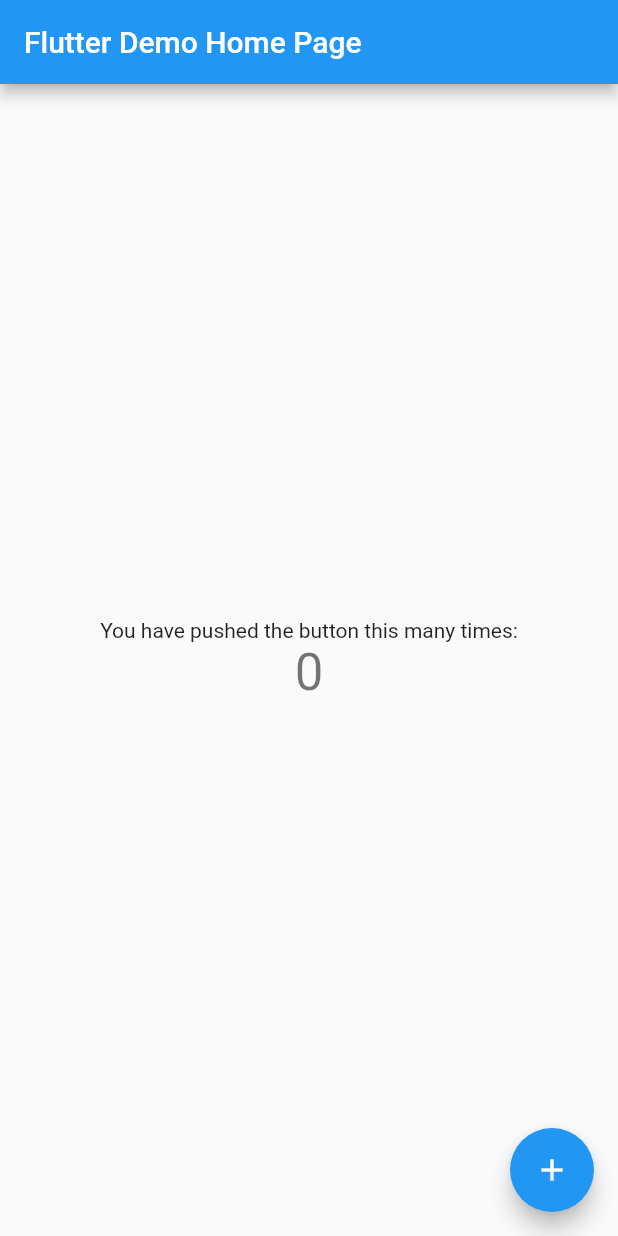
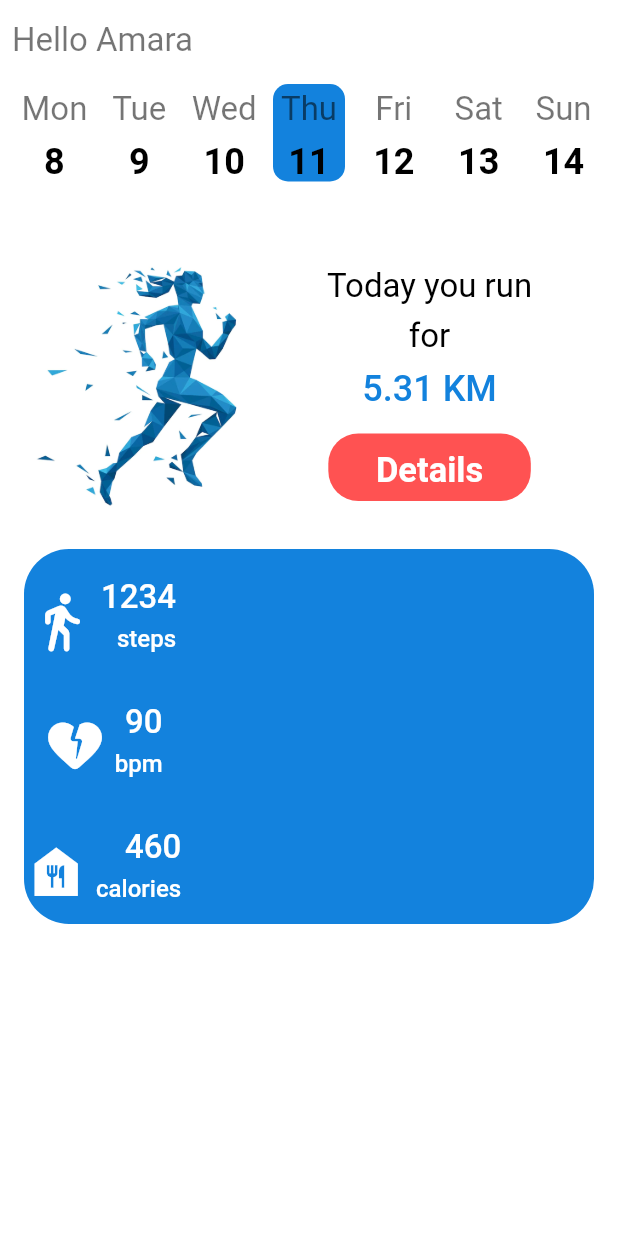
Before and after one commit to sadiksha1000/WorkoutTracker, a Flutter app: the screen it shows after launch, on a phone screen of 412 x 824 dp. Run offline on Flutter 3.47's test engine with Material 2 defaults, Android fonts, the phone set to English and light mode, and no system bars.

Commit message:
Welcome and Home Screen

```diff
--- /dev/null
+++ b/lib/constants/color.dart
@@ -0,0 +1,5 @@
+import 'package:flutter/material.dart';
+
+const Color primaryColor = Color(0x588BAE);
+const Color secondaryColor = Color(0xF94449);
+const Color tertiaryColor = Color(0xFFFFFF);
--- /dev/null
+++ b/lib/constants/theme.dart
@@ -0,0 +1,39 @@
+import 'package:flutter/material.dart';
+import 'package:workout_tracker/constants/color.dart';
+
+ThemeData lightTheme(BuildContext context) {
+  const double elevation = 1.0;
+  const double padding = 16.0;
+  const double radius = 8.0;
+  const int splashTime = 4;
+  return ThemeData(
+    primaryColor: primaryColor,
+    textSelectionTheme: const TextSelectionThemeData(
+      cursorColor: primaryColor,
+    ),
+    textTheme: const TextTheme(
+      caption: TextStyle(height: 1.5),
+      button: TextStyle(height: 1.5),
+      bodyText1: TextStyle(height: 1.5),
+      subtitle1: TextStyle(fontSize: 10, height: 1.5),
+      subtitle2: TextStyle(fontSize: 12, height: 1.5),
+      headline6: TextStyle(fontSize: 14, height: 1.5),
+      headline5: TextStyle(fontSize: 16, height: 1.5),
+      headline4: TextStyle(fontSize: 18, height: 1.5),
+      headline3: TextStyle(fontSize: 20, height: 1.5),
+      headline2: TextStyle(fontSize: 22, height: 1.5),
+      headline1: TextStyle(fontSize: 24, height: 1.5),
+    ),
+    inputDecorationTheme: InputDecorationTheme(
+      enabledBorder: OutlineInputBorder(
+        borderRadius: BorderRadius.circular(radius),
+      ),
+      focusedBorder: OutlineInputBorder(
+        borderRadius: BorderRadius.circular(radius),
+      ),
+      errorBorder: OutlineInputBorder(
+        borderRadius: BorderRadius.circular(radius),
+      ),
+    ),
+  );
+}
--- a/lib/main.dart
+++ b/lib/main.dart
@@ -1,4 +1,7 @@
 import 'package:flutter/material.dart';
+import 'package:workout_tracker/constants/theme.dart';
+import 'package:workout_tracker/screens/home_screen.dart';
+import 'package:workout_tracker/screens/login_screen.dart';
 
 void main() {
   runApp(const MyApp());
@@ -12,104 +15,8 @@ class MyApp extends StatelessWidget {
   Widget build(BuildContext context) {
     return MaterialApp(
       title: 'Flutter Demo',
-      theme: ThemeData(
-        // This is the theme of your application.
-        //
-        // Try running your application with "flutter run". You'll see the
-        // application has a blue toolbar. Then, without quitting the app, try
-        // changing the primarySwatch below to Colors.green and then invoke
-        // "hot reload" (press "r" in the console where you ran "flutter run",
-        // or simply save your changes to "hot reload" in a Flutter IDE).
-        // Notice that the counter didn't reset back to zero; the application
-        // is not restarted.
-        primarySwatch: Colors.blue,
-      ),
-      home: const MyHomePage(title: 'Flutter Demo Home Page'),
+      theme: lightTheme(context),
+      home: const HomeScreen(),
     );
   }
 }
-
-class MyHomePage extends StatefulWidget {
-  const MyHomePage({Key? key, required this.title}) : super(key: key);
-
-  // This widget is the home page of your application. It is stateful, meaning
-  // that it has a State object (defined below) that contains fields that affect
-  // how it looks.
-
-  // This class is the configuration for the state. It holds the values (in this
-  // case the title) provided by the parent (in this case the App widget) and
-  // used by the build method of the State. Fields in a Widget subclass are
-  // always marked "final".
-
-  final String title;
-
-  @override
-  State<MyHomePage> createState() => _MyHomePageState();
-}
-
-class _MyHomePageState extends State<MyHomePage> {
-  int _counter = 0;
-
-  void _incrementCounter() {
-    setState(() {
-      // This call to setState tells the Flutter framework that something has
-      // changed in this State, which causes it to rerun the build method below
-      // so that the display can reflect the updated values. If we changed
-      // _counter without calling setState(), then the build method would not be
-      // called again, and so nothing would appear to happen.
-      _counter++;
-    });
-  }
-
-  @override
-  Widget build(BuildContext context) {
-    // This method is rerun every time setState is called, for instance as done
-    // by the _incrementCounter method above.
-    //
-    // The Flutter framework has been optimized to make rerunning build methods
-    // fast, so that you can just rebuild anything that needs updating rather
-    // than having to individually change instances of widgets.
-    return Scaffold(
-      appBar: AppBar(
-        // Here we take the value from the MyHomePage object that was created by
-        // the App.build method, and use it to set our appbar title.
-        title: Text(widget.title),
-      ),
-      body: Center(
-        // Center is a layout widget. It takes a single child and positions it
-        // in the middle of the parent.
-        child: Column(
-          // Column is also a layout widget. It takes a list of children and
-          // arranges them vertically. By default, it sizes itself to fit its
-          // children horizontally, and tries to be as tall as its parent.
-          //
-          // Invoke "debug painting" (press "p" in the console, choose the
-          // "Toggle Debug Paint" action from the Flutter Inspector in Android
-          // Studio, or the "Toggle Debug Paint" command in Visual Studio Code)
-          // to see the wireframe for each widget.
-          //
-          // Column has various properties to control how it sizes itself and
-          // how it positions its children. Here we use mainAxisAlignment to
-          // center the children vertically; the main axis here is the vertical
-          // axis because Columns are vertical (the cross axis would be
-          // horizontal).
-          mainAxisAlignment: MainAxisAlignment.center,
-          children: <Widget>[
-            const Text(
-              'You have pushed the button this many times:',
-            ),
-            Text(
-              '$_counter',
-              style: Theme.of(context).textTheme.headline4,
-            ),
-          ],
-        ),
-      ),
-      floatingActionButton: FloatingActionButton(
-        onPressed: _incrementCounter,
-        tooltip: 'Increment',
-        child: const Icon(Icons.add),
-      ), // This trailing comma makes auto-formatting nicer for build methods.
-    );
-  }
-}
--- /dev/null
+++ b/lib/screens/home_screen.dart
@@ -0,0 +1,146 @@
+import 'package:flutter/material.dart';
+import 'package:flutter/src/foundation/key.dart';
+import 'package:flutter/src/widgets/framework.dart';
+import 'package:workout_tracker/widgets/calendar.dart';
+import 'package:workout_tracker/widgets/rounded_button.dart';
+
+class HomeScreen extends StatelessWidget {
+  const HomeScreen({Key? key}) : super(key: key);
+
+  @override
+  Widget build(BuildContext context) {
+    return Scaffold(
+      backgroundColor: Colors.white,
+      body: SafeArea(
+          child: Padding(
+        padding: const EdgeInsets.all(8.0),
+        child: Column(
+          crossAxisAlignment: CrossAxisAlignment.start,
+          children: [
+            Text("Hello Amara",
+                style: Theme.of(context).textTheme.displayMedium!),
+            SizedBox(height: 13),
+            CalendarWidget(),
+            SizedBox(height: 25),
+            Row(
+              children: [
+                Image.asset('assets/runner.webp', width: 210),
+                Column(
+                  children: [
+                    Text('Today you run',
+                        style:
+                            Theme.of(context).textTheme.displayMedium!.copyWith(
+                                  fontWeight: FontWeight.w400,
+                                  color: Colors.black,
+                                )),
+                    Text('for',
+                        style:
+                            Theme.of(context).textTheme.displayMedium!.copyWith(
+                                  fontWeight: FontWeight.w400,
+                                  color: Colors.black,
+                                )),
+                    Text('5.31 KM',
+                        style:
+                            Theme.of(context).textTheme.displayLarge!.copyWith(
+                                  fontWeight: FontWeight.w500,
+                                  color: Color.fromARGB(255, 19, 130, 221),
+                                )),
+                    SizedBox(height: 15),
+                    RoundedButton(
+                      title: 'Details',
+                      butColor: Colors.redAccent,
+                      textColor: Colors.white,
+                    )
+                  ],
+                )
+              ],
+            ),
+            Padding(
+              padding: const EdgeInsets.all(8.0),
+              child: Container(
+                height: 250,
+                width: 450,
+                decoration: BoxDecoration(
+                    color: Color.fromARGB(255, 19, 130, 221),
+                    borderRadius: BorderRadius.circular(30)),
+                child: Row(
+                  children: [
+                    Column(
+                      mainAxisAlignment: MainAxisAlignment.spaceAround,
+                      children: [
+                        StatsWidget(
+                          statIcon: Icons.directions_walk_rounded,
+                          value: '1234',
+                          subValue: 'steps',
+                        ),
+                        StatsWidget(
+                          statIcon: Icons.heart_broken_rounded,
+                          value: '90',
+                          subValue: 'bpm',
+                        ),
+                        StatsWidget(
+                          statIcon: Icons.food_bank,
+                          value: '460',
+                          subValue: 'calories',
+                        )
+                      ],
+                    )
+                  ],
+                ),
+              ),
+            )
+          ],
+        ),
+      )),
+    );
+  }
+}
+
+class StatsWidget extends StatelessWidget {
+  final IconData statIcon;
+  final String value;
+  final String subValue;
+  const StatsWidget({
+    Key? key,
+    required this.statIcon,
+    required this.value,
+    required this.subValue,
+  }) : super(key: key);
+
+  @override
+  Widget build(BuildContext context) {
+    return Row(
+      crossAxisAlignment: CrossAxisAlignment.end,
+      mainAxisAlignment: MainAxisAlignment.spaceBetween,
+      children: [
+        Icon(
+          statIcon,
+          size: 43,
+          color: Colors.white,
+        ),
+        SizedBox(width: 5),
+        Column(
+          crossAxisAlignment: CrossAxisAlignment.end,
+          mainAxisAlignment: MainAxisAlignment.spaceBetween,
+          children: [
+            Text(
+              value,
+              style: Theme.of(context).textTheme.displayMedium!.copyWith(
+                    color: Colors.white,
+                    fontWeight: FontWeight.w500,
+                  ),
+            ),
+            Text(
+              subValue,
+              style: Theme.of(context).textTheme.displaySmall!.copyWith(
+                    color: Colors.white,
+                    fontWeight: FontWeight.w500,
+                    fontSize: 16,
+                  ),
+            ),
+          ],
+        ),
+      ],
+    );
+  }
+}
--- /dev/null
+++ b/lib/screens/login_screen.dart
@@ -0,0 +1,61 @@
+import 'package:flutter/material.dart';
+import 'package:flutter/src/foundation/key.dart';
+import 'package:flutter/src/widgets/framework.dart';
+import 'package:workout_tracker/widgets/rounded_button.dart';
+
+class LoginScreen extends StatelessWidget {
+  const LoginScreen({Key? key}) : super(key: key);
+
+  @override
+  Widget build(BuildContext context) {
+    return Scaffold(
+      backgroundColor: Color.fromARGB(255, 19, 130, 221),
+      body: Container(
+        width: double.infinity,
+        child: Column(
+          crossAxisAlignment: CrossAxisAlignment.center,
+          mainAxisAlignment: MainAxisAlignment.start,
+          children: [
+            SizedBox(height: 200),
+            Image.asset(
+              'assets/fire.png',
+              height: 170,
+            ),
+            Text('FIREFIT',
+                style: Theme.of(context).textTheme.bodyLarge!.copyWith(
+                    fontSize: 50,
+                    color: Colors.white,
+                    fontWeight: FontWeight.bold)),
+            Text(
+              'Stay in shape, Stay healthy',
+              style: Theme.of(context).textTheme.bodyLarge!.copyWith(
+                    fontSize: 23,
+                    color: Colors.white,
+                  ),
+            ),
+            SizedBox(height: 100),
+            RoundedButton(
+              title: 'Sign Up',
+              butColor: Colors.white,
+              textColor: Color.fromARGB(255, 19, 130, 221),
+            ),
+            SizedBox(height: 15),
+            RoundedButton(
+              title: 'Login',
+              butColor: Colors.white,
+              textColor: Color.fromARGB(255, 19, 130, 221),
+            ),
+            SizedBox(height: 15),
+            Text(
+              'Forgot your Password ?',
+              style: Theme.of(context).textTheme.bodyLarge!.copyWith(
+                    fontSize: 20,
+                    color: Colors.white,
+                  ),
+            ),
+          ],
+        ),
+      ),
+    );
+  }
+}
--- /dev/null
+++ b/lib/utils/custom_scroll_behaviour.dart
@@ -0,0 +1,12 @@
+import 'package:flutter/material.dart';
+
+class MyBehavior extends ScrollBehavior {
+  @override
+  Widget buildViewportChrome(
+    BuildContext context,
+    Widget child,
+    AxisDirection axisDirection,
+  ) {
+    return child;
+  }
+}
--- /dev/null
+++ b/lib/utils/size_config.dart
@@ -0,0 +1,38 @@
+import 'package:flutter/material.dart';
+
+class SizeConfig {
+  static double _screenWidth = 1.0;
+  static double _screenHeight = 1.0;
+  static double _blockSizeHorizontal = 0;
+  static double _blockSizeVertical = 0;
+  static double textMultiplier = 1.0;
+  static double imageSizeMultiplier = 1.0;
+  static double heightMultiplier = 1.0;
+  static double widthMultiplier = 1.0;
+  static bool isPortrait = true;
+  static bool isMobilePortrait = false;
+
+  void init(BoxConstraints constraints, Orientation orientation) {
+    if (orientation == Orientation.portrait) {
+      _screenWidth = constraints.maxWidth;
+      _screenHeight = constraints.maxHeight;
+      isPortrait = true;
+      if (_screenWidth < 450) {
+        isMobilePortrait = true;
+      }
+    } else {
+      _screenWidth = constraints.maxHeight;
+      _screenHeight = constraints.maxWidth;
+      isPortrait = false;
+      isMobilePortrait = false;
+    }
+
+    _blockSizeHorizontal = _screenWidth / 100;
+    _blockSizeVertical = _screenHeight / 100;
+
+    textMultiplier = _blockSizeVertical;
+    imageSizeMultiplier = _blockSizeHorizontal;
+    heightMultiplier = _blockSizeVertical;
+    widthMultiplier = _blockSizeHorizontal;
+  }
+}
--- /dev/null
+++ b/lib/widgets/calendar.dart
@@ -0,0 +1,71 @@
+import 'package:flutter/cupertino.dart';
+import 'package:flutter/material.dart';
+import 'package:flutter/src/foundation/key.dart';
+import 'package:flutter/src/widgets/framework.dart';
+
+class CalendarWidget extends StatelessWidget {
+  const CalendarWidget({Key? key}) : super(key: key);
+
+  @override
+  Widget build(BuildContext context) {
+    return Row(
+      mainAxisAlignment: MainAxisAlignment.spaceAround,
+      children: [
+        MiniCalendar(background: Colors.white, day: 'Mon', date: '8'),
+        MiniCalendar(background: Colors.white, day: 'Tue', date: '9'),
+        MiniCalendar(background: Colors.white, day: 'Wed', date: '10'),
+        MiniCalendar(
+            background: Color.fromARGB(255, 19, 130, 221),
+            day: 'Thu',
+            date: '11'),
+        MiniCalendar(background: Colors.white, day: 'Fri', date: '12'),
+        MiniCalendar(background: Colors.white, day: 'Sat', date: '13'),
+        MiniCalendar(background: Colors.white, day: 'Sun', date: '14'),
+      ],
+    );
+  }
+}
+
+class MiniCalendar extends StatelessWidget {
+  final Color background;
+  final String day;
+  final String date;
+
+  const MiniCalendar({
+    Key? key,
+    required this.background,
+    required this.day,
+    required this.date,
+  }) : super(key: key);
+
+  @override
+  Widget build(BuildContext context) {
+    return Stack(
+      alignment: AlignmentDirectional.center,
+      children: [
+        Container(
+          height: 65,
+          width: 48,
+          decoration: BoxDecoration(
+            color: background,
+            borderRadius: BorderRadius.circular(10),
+          ),
+        ),
+        Column(
+          crossAxisAlignment: CrossAxisAlignment.center,
+          mainAxisAlignment: MainAxisAlignment.center,
+          children: [
+            Text(day, style: Theme.of(context).textTheme.displayMedium),
+            Text(
+              date,
+              style: Theme.of(context).textTheme.displayLarge!.copyWith(
+                    fontWeight: FontWeight.w600,
+                    color: Colors.black,
+                  ),
+            ),
+          ],
+        ),
+      ],
+    );
+  }
+}
--- /dev/null
+++ b/lib/widgets/rounded_button.dart
@@ -0,0 +1,37 @@
+import 'package:flutter/cupertino.dart';
+import 'package:flutter/material.dart';
+import 'package:flutter/src/foundation/key.dart';
+import 'package:flutter/src/widgets/framework.dart';
+
+class RoundedButton extends StatelessWidget {
+  final String title;
+  final Color butColor;
+  final Color textColor;
+  const RoundedButton({
+    Key? key,
+    required this.title,
+    required this.butColor,
+    required this.textColor,
+  }) : super(key: key);
+
+  @override
+  Widget build(BuildContext context) {
+    return Container(
+      child: Center(
+          child: Text(
+        title,
+        style: Theme.of(context).textTheme.displayMedium!.copyWith(
+              fontSize: 23,
+              color: textColor,
+              fontWeight: FontWeight.w600,
+            ),
+      )),
+      height: 45,
+      width: 135,
+      decoration: BoxDecoration(
+        borderRadius: BorderRadius.circular(20),
+        color: butColor,
+      ),
+    );
+  }
+}
```
Also changed, not shown: pubspec.yaml (+4 -6 lines), assets/fire.png (added), assets/runner.webp (added).
